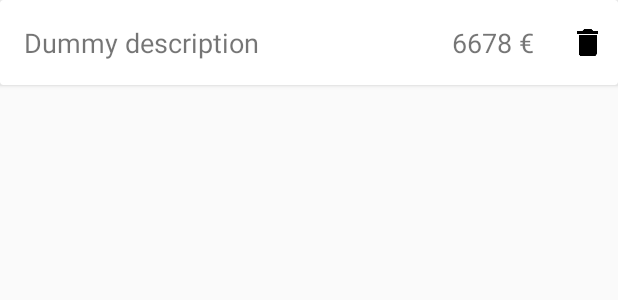
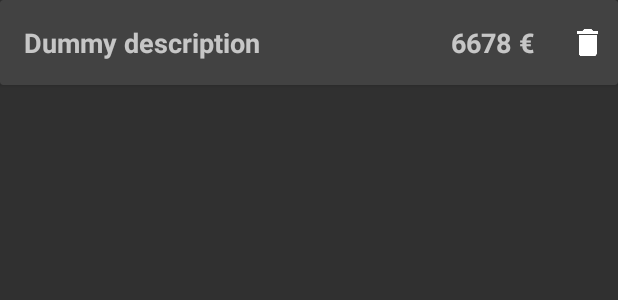
Before and after one commit to mmsergi/Invest, an Android app: the layout item_main_list_view.xml on its own in the app's theme, with its tools: preview values and no code run, on a phone screen of 412 x 824 dp. Shown: the top 300 px of the screen. Run offline under Robolectric (Android 15) with nearby library versions, the phone set to English and light mode, and no system bars.

Commit message:
Design/colors stuff

```diff
--- a/app/src/main/res/layout/activity_main.xml
+++ b/app/src/main/res/layout/activity_main.xml
@@ -26,7 +26,9 @@
             android:id="@+id/chart"
             android:layout_width="match_parent"
             android:layout_height="0dp"
-            android:layout_margin="8dp"
+            android:layout_marginLeft="16dp"
+            android:layout_marginRight="16dp"
+            android:layout_marginTop="16dp"
             android:layout_weight="1">
 
         </com.github.mikephil.charting.charts.PieChart>
--- a/app/src/main/res/layout/dialog_main.xml
+++ b/app/src/main/res/layout/dialog_main.xml
@@ -14,7 +14,6 @@
         android:ems="10"
         android:hint="Description"
         android:inputType="textPersonName"
-        android:textColor="@android:color/black"
         app:layout_constraintEnd_toEndOf="parent"
         app:layout_constraintStart_toStartOf="parent"
         app:layout_constraintTop_toTopOf="parent" />
@@ -29,7 +28,6 @@
         android:ems="10"
         android:hint="Amount"
         android:inputType="none|number|numberDecimal"
-        android:textColor="@android:color/black"
         app:layout_constraintEnd_toEndOf="parent"
         app:layout_constraintStart_toStartOf="parent"
         app:layout_constraintTop_toBottomOf="@+id/editTextDescription" />
@@ -41,7 +39,6 @@
         android:layout_marginEnd="8dp"
         android:layout_marginStart="8dp"
         android:layout_marginTop="8dp"
-        android:background="@color/colorPrimaryDark"
         android:entries="@array/money_type"
         app:layout_constraintEnd_toEndOf="parent"
         app:layout_constraintStart_toStartOf="parent"
--- a/app/src/main/res/layout/item_main_list_view.xml
+++ b/app/src/main/res/layout/item_main_list_view.xml
@@ -18,9 +18,11 @@
             android:layout_height="wrap_content"
             android:layout_marginBottom="16dp"
             android:layout_marginStart="16dp"
+            android:layout_marginLeft="16dp"
             android:layout_marginTop="16dp"
             android:text="Dummy description"
             android:textSize="18sp"
+            android:textStyle="bold"
             app:layout_constraintBottom_toBottomOf="parent"
             app:layout_constraintStart_toStartOf="parent"
             app:layout_constraintTop_toTopOf="parent" />
@@ -31,9 +33,11 @@
             android:layout_height="wrap_content"
             android:layout_marginBottom="16dp"
             android:layout_marginEnd="24dp"
+            android:layout_marginRight="16dp"
             android:layout_marginTop="16dp"
             android:text="6678 €"
             android:textSize="18sp"
+            android:textStyle="bold"
             app:layout_constraintBottom_toBottomOf="parent"
             app:layout_constraintEnd_toStartOf="@+id/deleteBtn"
             app:layout_constraintTop_toTopOf="parent"
@@ -47,6 +51,7 @@
             android:layout_marginEnd="8dp"
             android:layout_marginTop="16dp"
             android:background="@null"
+            android:tint="@color/white"
             app:layout_constraintBottom_toBottomOf="parent"
             app:layout_constraintEnd_toEndOf="parent"
             app:layout_constraintTop_toTopOf="parent"
--- a/app/src/main/res/values/styles.xml
+++ b/app/src/main/res/values/styles.xml
@@ -1,12 +1,12 @@
 <resources>
 
     <!-- Base application theme. -->
-    <style name="AppTheme" parent="Theme.AppCompat.Light.NoActionBar">
-        <!-- Customize your theme here. -->
+    <style name="AppTheme" parent="Theme.AppCompat.NoActionBar">
+        <!-- Customize your theme here.
         <item name="colorPrimary">@color/colorPrimary</item>
         <item name="colorPrimaryDark">@color/colorPrimaryDark</item>
         <item name="colorAccent">@color/colorAccent</item>
-        <item name="android:textColorPrimary">@color/white</item>
+        <item name="android:textColorPrimary">@color/white</item>-->
     </style>
 
 </resources>
```
Also changed, not shown: app/src/main/java/com/sergi/investmentadvisor/MainActivity.kt (+6 -7 lines).
